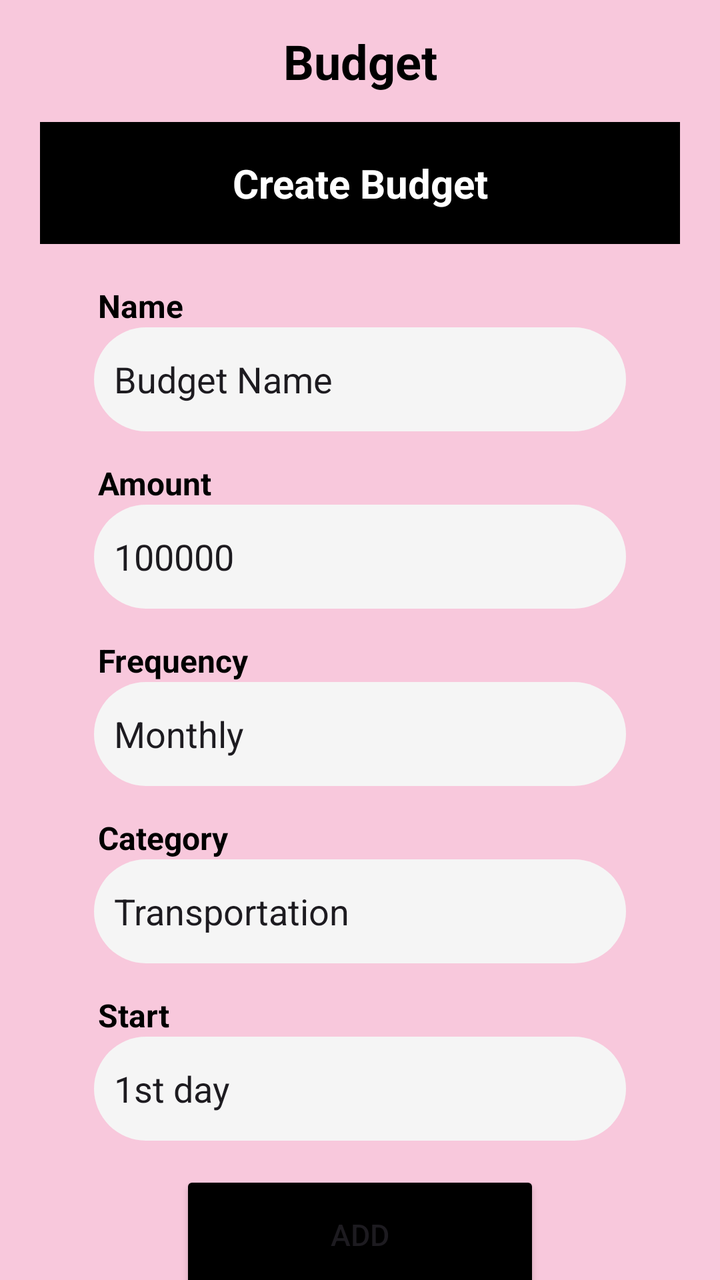
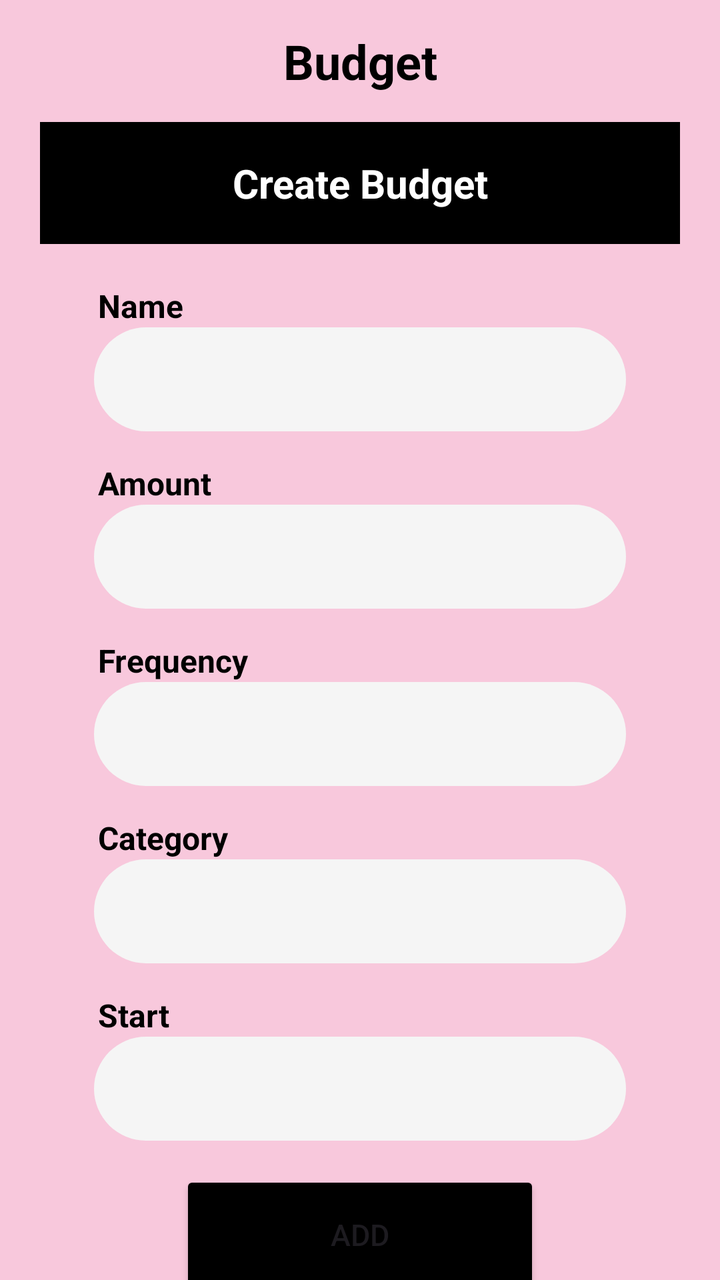

An Android layout rendered at two revisions. The XML below is the earlier revision; the diff shows what the commit changed to produce the second picture.
<!-- AndroidManifest.xml: application theme Theme.PiggyApp -->
<!-- res/layout/activity_budget.xml -->
<?xml version="1.0" encoding="utf-8"?>
<LinearLayout xmlns:android="http://schemas.android.com/apk/res/android"
    xmlns:app="http://schemas.android.com/apk/res-auto"
    xmlns:tools="http://schemas.android.com/tools"
    android:id="@+id/main"
    android:layout_width="match_parent"
    android:layout_height="match_parent"
    android:orientation="vertical"
    tools:context=".Budget">

<LinearLayout
    android:layout_width="match_parent"
    android:layout_height="match_parent"
    android:background="@color/piggy_pink"
    android:gravity="center_horizontal"
    android:orientation="vertical">

    <TextView
        android:id="@+id/textView"
        android:layout_width="262dp"
        android:layout_height="61dp"
        android:gravity="center"
        android:text="Budget"
        android:textStyle="bold"
        android:textColor="@color/piggy_black"
        android:textAlignment="center"
        android:textSize="24sp" />
    <TextView
        android:id="@+id/textView22"
        android:layout_width="match_parent"
        android:layout_height="61dp"
        android:gravity="center"
        android:text="Create Budget"
        android:textAlignment="center"
        android:textStyle="bold"
        android:textSize="20sp"
        android:textColor="@color/piggy_white"
        android:background="@color/piggy_black"
        android:layout_marginBottom="20dp"
        android:layout_marginLeft="20dp"
        android:layout_marginRight="20dp" />

    <TextView
        android:id="@+id/textView24"
        android:layout_width="262dp"
        android:layout_height="wrap_content"
        android:text="Name"
        android:textAlignment="textStart"
        android:textColor="@color/piggy_black"
        android:textSize="16sp"
        android:textStyle="bold" />

    <EditText
        android:id="@+id/editTextText"
        android:layout_width="266dp"
        android:layout_height="52dp"
        android:layout_marginBottom="15dp"
        android:background="@drawable/rounded_corners"
        android:ems="10"
        android:inputType="text"
        android:paddingLeft="10dp"
        android:text="Budget Name" />

    <TextView
        android:id="@+id/textView23"
        android:layout_width="262dp"
        android:layout_height="wrap_content"
        android:text="Amount"
        android:textAlignment="textStart"
        android:textColor="@color/piggy_black"
        android:textSize="16sp"
        android:textStyle="bold" />

    <EditText
        android:id="@+id/editTextText2"
        android:layout_width="266dp"
        android:layout_height="52dp"
        android:layout_marginBottom="15dp"
        android:background="@drawable/rounded_corners"
        android:ems="10"
        android:inputType="number"
        android:paddingLeft="10dp"
        android:text="100000" />

    <TextView
        android:id="@+id/textView25"
        android:layout_width="262dp"
        android:layout_height="wrap_content"
        android:text="Frequency"
        android:textAlignment="textStart"
        android:textColor="@color/piggy_black"
        android:textSize="16sp"
        android:textStyle="bold" />
    <EditText
        android:id="@+id/editTextText3"
        android:layout_width="266dp"
        android:layout_height="52dp"
        android:layout_marginBottom="15dp"
        android:background="@drawable/rounded_corners"
        android:ems="10"
        android:inputType="text"
        android:paddingLeft="10dp"
        android:text="Monthly" />

    <TextView
        android:id="@+id/textView26"
        android:layout_width="262dp"
        android:layout_height="wrap_content"
        android:text="Category"
        android:textAlignment="textStart"
        android:textColor="@color/piggy_black"
        android:textSize="16sp"
        android:textStyle="bold" />
    <EditText
        android:id="@+id/editTextText33"
        android:layout_width="266dp"
        android:layout_height="52dp"
        android:layout_marginBottom="15dp"
        android:background="@drawable/rounded_corners"
        android:ems="10"
        android:inputType="text"
        android:paddingLeft="10dp"
        android:text="Transportation" />

    <TextView
        android:id="@+id/textView222"
        android:layout_width="262dp"
        android:layout_height="wrap_content"
        android:text="Start"
        android:textAlignment="textStart"
        android:textColor="@color/piggy_black"
        android:textSize="16sp"
        android:textStyle="bold" />
    <EditText
        android:id="@+id/editTextText4"
        android:layout_width="266dp"
        android:layout_height="52dp"
        android:layout_marginBottom="15dp"
        android:background="@drawable/rounded_corners"
        android:ems="10"
        android:inputType="text"
        android:paddingLeft="10dp"
        android:text="1st day" />

    <Button
        android:id="@+id/addButton"
        android:layout_width="180dp"
        android:layout_height="64dp"
        android:backgroundTint="@color/piggy_black"
        android:text="Add"
        android:textSize="15sp" />
    <Button
        android:id="@+id/myBudgetsButton"
        android:layout_width="180dp"
        android:layout_height="64dp"
        android:backgroundTint="@color/piggy_black"
        android:text="My Budgets"
        android:textSize="15sp" />


</LinearLayout>

</LinearLayout>
<!-- resources referenced by this layout -->
<resources>
  <color name="piggy_black">#000000</color>
  <color name="piggy_pink">#F8C8DC</color>
  <color name="piggy_white">#FFFFFF</color>
  <!-- drawable rounded_corners (drawable) -->
  <?xml version="1.0" encoding="utf-8"?>
  <shape xmlns:android="http://schemas.android.com/apk/res/android"
      android:shape="rectangle"
      android:padding="10dp">
  
      <solid android:color="@color/piggy_gray" />
      <corners
  
          android:radius="250dp"/>
  </shape>
  <style name="Theme.PiggyApp" parent="Base.Theme.PiggyApp" />
  <color name="piggy_gray">#F5F5F5</color>
  <style name="Base.Theme.PiggyApp" parent="Theme.Material3.DayNight.NoActionBar">
          
          
      </style>
</resources>

<!-- the commit's change to res/layout/activity_budget.xml (unified diff, before → after) -->
@@ -59,7 +59,7 @@
         android:ems="10"
         android:inputType="text"
         android:paddingLeft="10dp"
-        android:text="Budget Name" />
+        />
 
     <TextView
         android:id="@+id/textView23"
@@ -79,8 +79,7 @@
         android:background="@drawable/rounded_corners"
         android:ems="10"
         android:inputType="number"
-        android:paddingLeft="10dp"
-        android:text="100000" />
+        android:paddingLeft="10dp"/>
 
     <TextView
         android:id="@+id/textView25"
@@ -90,7 +89,8 @@
         android:textAlignment="textStart"
         android:textColor="@color/piggy_black"
         android:textSize="16sp"
-        android:textStyle="bold" />
+        android:textStyle="bold"/>
+
     <EditText
         android:id="@+id/editTextText3"
         android:layout_width="266dp"
@@ -99,8 +99,7 @@
         android:background="@drawable/rounded_corners"
         android:ems="10"
         android:inputType="text"
-        android:paddingLeft="10dp"
-        android:text="Monthly" />
+        android:paddingLeft="10dp" />
 
     <TextView
         android:id="@+id/textView26"
@@ -119,8 +118,7 @@
         android:background="@drawable/rounded_corners"
         android:ems="10"
         android:inputType="text"
-        android:paddingLeft="10dp"
-        android:text="Transportation" />
+        android:paddingLeft="10dp" />
 
     <TextView
         android:id="@+id/textView222"
@@ -131,6 +129,7 @@
         android:textColor="@color/piggy_black"
         android:textSize="16sp"
         android:textStyle="bold" />
+
     <EditText
         android:id="@+id/editTextText4"
         android:layout_width="266dp"
@@ -139,8 +138,7 @@
         android:background="@drawable/rounded_corners"
         android:ems="10"
         android:inputType="text"
-        android:paddingLeft="10dp"
-        android:text="1st day" />
+        android:paddingLeft="10dp"/>
 
     <Button
         android:id="@+id/addButton"
